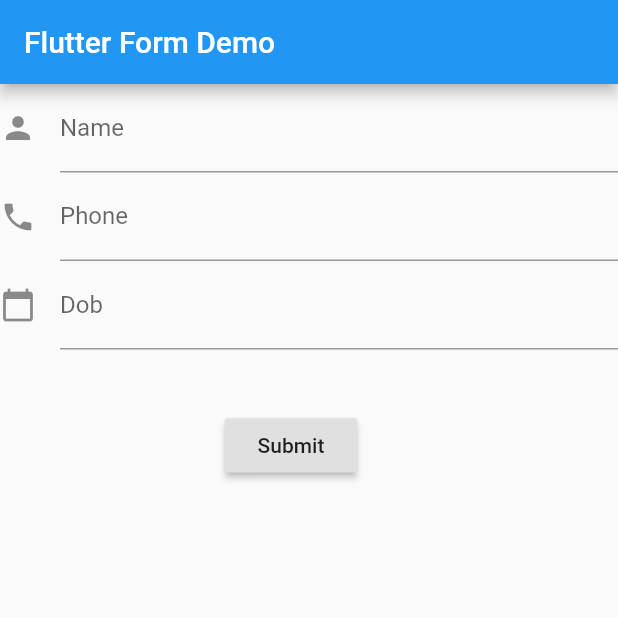
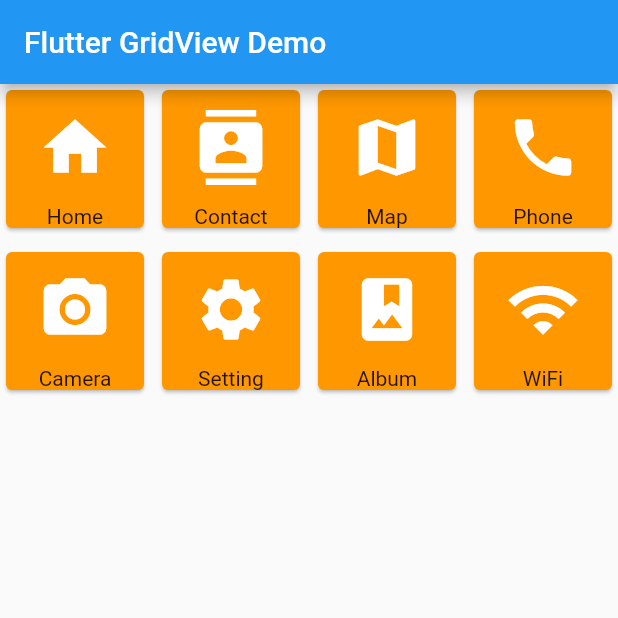
Before and after one commit to tranvantam09032000/APP_FLUTTER, a Flutter app: the screen it shows after launch, on a phone screen of 412 x 824 dp, the top half of it. Run offline on Flutter 3.47's test engine with Material 2 defaults, Android fonts, the phone set to English and light mode, and no system bars.

Commit message:
update code

```diff
--- /dev/null
+++ b/lib/widgets_grid.dart
@@ -0,0 +1,61 @@
+import 'package:flutter/material.dart';
+
+class WidgetsGrid extends StatelessWidget {
+  @override
+  Widget build(BuildContext context) {
+    return MaterialApp(
+        home: Scaffold(appBar: AppBar(
+          title: Text("Flutter GridView Demo"),
+        ),
+            body: GridView.count(
+                crossAxisCount: 4,
+                crossAxisSpacing: 4.0,
+                mainAxisSpacing: 8.0,
+                children: List.generate(choices.length, (index) {
+                  return Center(
+                    child: SelectCard(choice: choices[index]),
+                  );
+                }
+                )
+            )
+        )
+    );
+  }
+}
+
+class Choice {
+  const Choice({required this.title, required this.icon});
+  final String title;
+  final IconData icon;
+}
+
+const List<Choice> choices = const <Choice>[
+  const Choice(title: 'Home', icon: Icons.home),
+  const Choice(title: 'Contact', icon: Icons.contacts),
+  const Choice(title: 'Map', icon: Icons.map),
+  const Choice(title: 'Phone', icon: Icons.phone),
+  const Choice(title: 'Camera', icon: Icons.camera_alt),
+  const Choice(title: 'Setting', icon: Icons.settings),
+  const Choice(title: 'Album', icon: Icons.photo_album),
+  const Choice(title: 'WiFi', icon: Icons.wifi),
+];
+
+class SelectCard extends StatelessWidget {
+  const SelectCard({Key? key, required this.choice}) : super(key: key);
+  final Choice choice;
+
+  @override
+  Widget build(BuildContext context) {
+    return Card(
+        color: Colors.orange,
+        child: Center(child: Column(
+            crossAxisAlignment: CrossAxisAlignment.center,
+            children: <Widget>[
+              Expanded(child: Icon(choice.icon, size:50.0, color: Colors.white)),
+              Text(choice.title),
+            ]
+        ),
+        )
+    );
+  }
+}
--- /dev/null
+++ b/lib/widgets_list.dart
@@ -0,0 +1,28 @@
+import 'package:flutter/material.dart';
+class WidgetsList extends StatelessWidget {
+  final List<String> products;
+
+  WidgetsList({Key? key, required this.products}) : super(key: key);
+
+  @override
+  Widget build(BuildContext context) {
+    final appTitle = 'Flutter Long List Demo';
+
+    return MaterialApp(
+      title: appTitle,
+      home: Scaffold(
+        appBar: AppBar(
+          title: Text(appTitle),
+        ),
+        body: ListView.builder(
+          itemCount: products.length,
+          itemBuilder: (context, index) {
+            return ListTile(
+              title: Text('${products[index]}'),
+            );
+          },
+        ),
+      ),
+    );
+  }
+}
```
Also changed, not shown: lib/main.dart (+8 -1 lines), lib/widgets_alert_dialog.dart (added, +112 -0 lines), lib/widgets_card.dart (added, +53 -0 lines).
